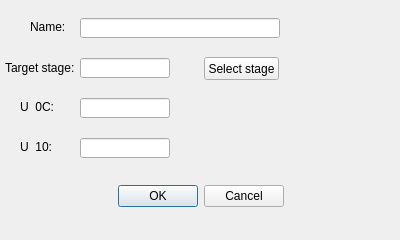
First picture: the form in gatedialog.ui, repository eterniti/xv2stacreat, before the edit.
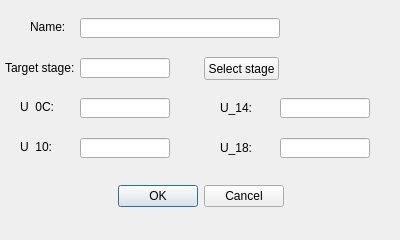
Second picture: the form after the edit.

The edit to the form file:
```diff
--- a/gatedialog.ui
+++ b/gatedialog.ui
@@ -137,6 +137,52 @@
     </rect>
    </property>
   </widget>
+  <widget class="QLineEdit" name="u14Edit">
+   <property name="geometry">
+    <rect>
+     <x>280</x>
+     <y>98</y>
+     <width>90</width>
+     <height>20</height>
+    </rect>
+   </property>
+  </widget>
+  <widget class="QLineEdit" name="u18Edit">
+   <property name="geometry">
+    <rect>
+     <x>280</x>
+     <y>138</y>
+     <width>90</width>
+     <height>20</height>
+    </rect>
+   </property>
+  </widget>
+  <widget class="QLabel" name="label_5">
+   <property name="geometry">
+    <rect>
+     <x>220</x>
+     <y>100</y>
+     <width>49</width>
+     <height>16</height>
+    </rect>
+   </property>
+   <property name="text">
+    <string>U_14:</string>
+   </property>
+  </widget>
+  <widget class="QLabel" name="label_6">
+   <property name="geometry">
+    <rect>
+     <x>220</x>
+     <y>140</y>
+     <width>49</width>
+     <height>16</height>
+    </rect>
+   </property>
+   <property name="text">
+    <string>U_18:</string>
+   </property>
+  </widget>
  </widget>
  <resources/>
  <connections>
```
